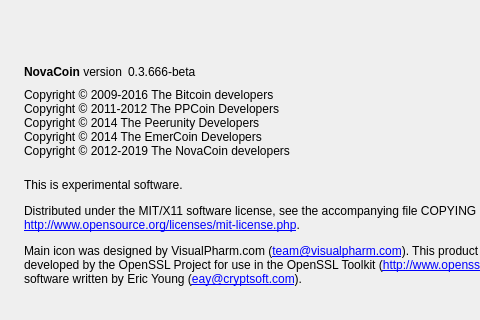
First picture: the form in src/qt/forms/aboutdialog.ui, repository mcastillo0724/novacoin, before the edit; both pictures show x 0 to 480 and y 0 to 320 of the 640 by 416 pixel window.
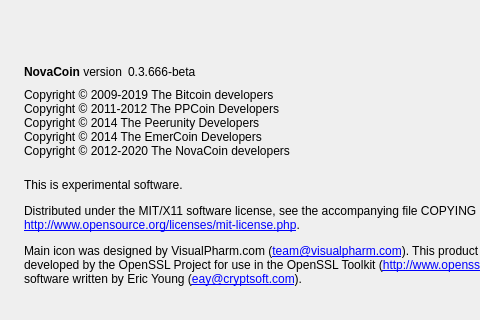
Second picture: the form after the edit. Icons and pictures are not drawn.

Commit message: Update Copyright Year

```diff
--- a/src/qt/forms/aboutdialog.ui
+++ b/src/qt/forms/aboutdialog.ui
@@ -94,11 +94,11 @@
         <cursorShape>IBeamCursor</cursorShape>
        </property>
        <property name="text">
-        <string>Copyright © 2009-2016 The Bitcoin developers
+        <string>Copyright © 2009-2019 The Bitcoin developers
 Copyright © 2011-2012 The PPCoin Developers
 Copyright © 2014 The Peerunity Developers
 Copyright © 2014 The EmerCoin Developers
-Copyright © 2012-2019 The NovaCoin developers</string>
+Copyright © 2012-2020 The NovaCoin developers</string>
        </property>
        <property name="textInteractionFlags">
         <set>Qt::LinksAccessibleByMouse|Qt::TextSelectableByKeyboard|Qt::TextSelectableByMouse</set>
```
The commit also changes 8 other files.
